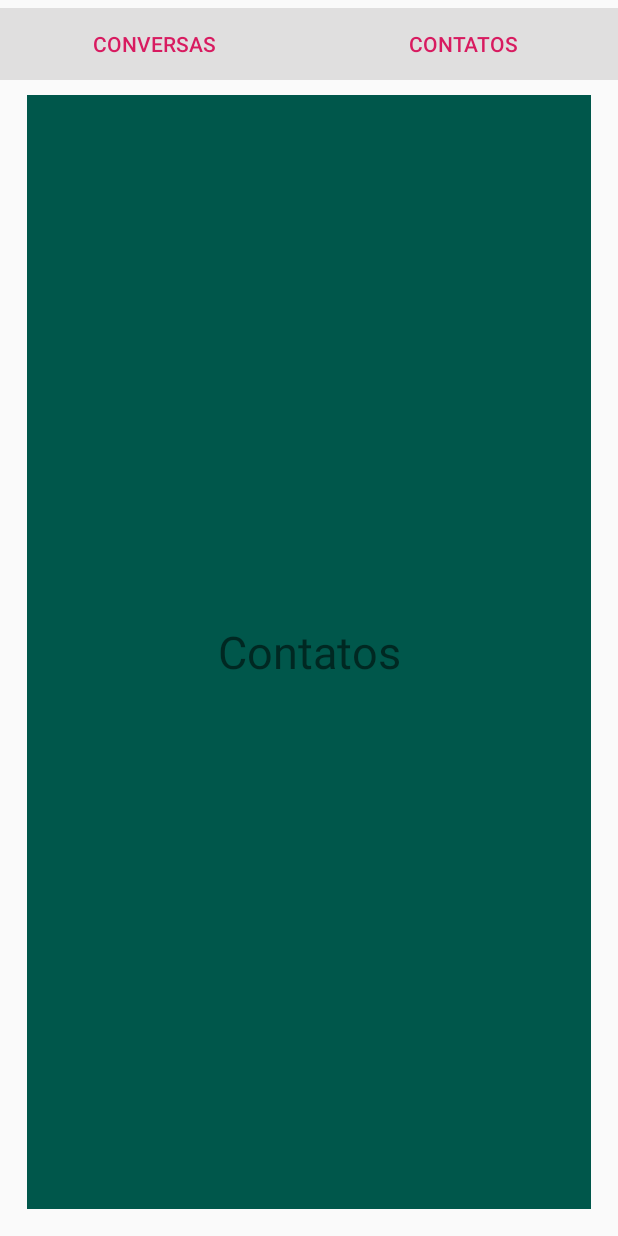
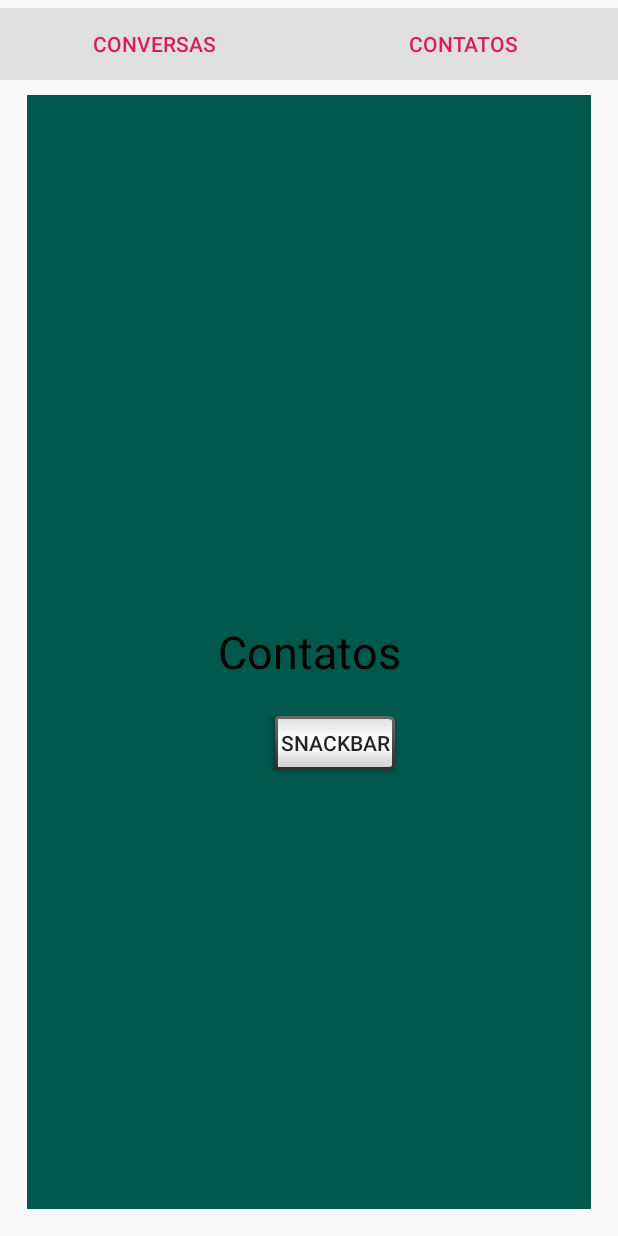
Before and after one commit to ravelinejunior/EstudosNovos, an Android app: the fragment ContatosFragment placed in its activity, on a phone screen of 412 x 824 dp. Run offline under Robolectric (Android 15) with nearby library versions, the phone set to English and light mode, and no system bars.

Commit message:
SnackBar

```diff
--- a/app/src/main/java/br/com/raveline/estudosnovos/fragments/ContatosFragment.java
+++ b/app/src/main/java/br/com/raveline/estudosnovos/fragments/ContatosFragment.java
@@ -1,6 +1,7 @@
 package br.com.raveline.estudosnovos.fragments;
 
 
+import android.content.Intent;
 import android.os.Bundle;
 
 import androidx.fragment.app.Fragment;
@@ -8,14 +9,19 @@ import androidx.fragment.app.Fragment;
 import android.view.LayoutInflater;
 import android.view.View;
 import android.view.ViewGroup;
+import android.widget.Button;
+
+import com.google.android.material.snackbar.Snackbar;
 
 import br.com.raveline.estudosnovos.R;
+import br.com.raveline.estudosnovos.activities.CardViewActivity;
 
 
 /**
  * A simple {@link Fragment} subclass.
  */
 public class ContatosFragment extends Fragment {
+    private Button botaoSnackBar;
 
 
     public ContatosFragment() {
@@ -27,7 +33,23 @@ public class ContatosFragment extends Fragment {
     public View onCreateView(LayoutInflater inflater, ViewGroup container,
                              Bundle savedInstanceState) {
         // Inflate the layout for this fragment
-        return inflater.inflate(R.layout.fragment_contatos, container, false);
+        View view = inflater.inflate(R.layout.fragment_contatos, container, false);
+        botaoSnackBar = view.findViewById(R.id.botao_snackBar_fragment_contatos);
+
+
+        //definindo Snackbar e alterando color do mesmo.
+        //Primeiro parametro é sempre uma View
+        botaoSnackBar.setOnClickListener(v ->
+
+                Snackbar.make(view,"Snackbar Pressionado",Snackbar.LENGTH_LONG).setAction("Confirmar",
+
+                        v1 -> {
+                            Intent i = new Intent(getActivity(), CardViewActivity.class);
+                            startActivity(i);
+                        }).setActionTextColor(getResources().getColor(android.R.color.darker_gray)).show());
+
+
+        return view;
     }
 
 }
--- a/app/src/main/res/layout/fragment_contatos.xml
+++ b/app/src/main/res/layout/fragment_contatos.xml
@@ -9,10 +9,20 @@
     <!-- TODO: Update blank fragment layout -->
     <TextView
         android:id="@+id/texto_contatos_fragment_id"
+        style="@android:style/Widget.TextView.PopupMenu"
         android:layout_width="match_parent"
         android:layout_height="match_parent"
-        android:textSize="30sp"
         android:gravity="center_vertical|center_horizontal"
-        android:text="Contatos" />
+        android:text="Contatos"
+        android:textSize="30sp" />
+
+    <Button
+        android:id="@+id/botao_snackBar_fragment_contatos"
+        style="@android:style/Widget.Material.Light.Button.Inset"
+        android:layout_width="wrap_content"
+        android:layout_height="wrap_content"
+        android:layout_marginLeft="160dp"
+        android:layout_marginTop="410dp"
+        android:text="SnackBar" />
 
 </FrameLayout>
```
Also changed, not shown: app/build.gradle (+9 -4 lines).
